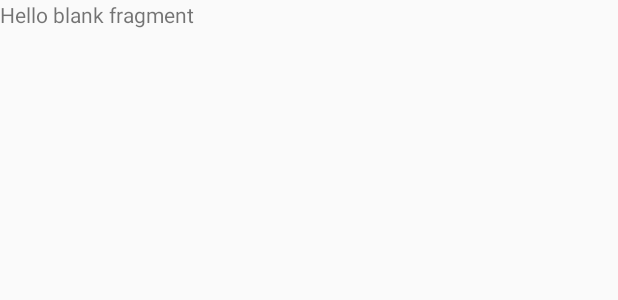
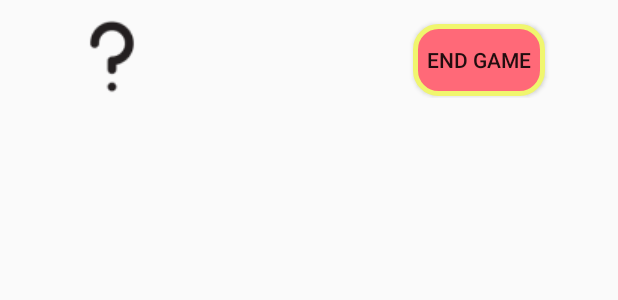
Before and after one commit to build-week-guess-who/Android, an Android app: the layout fragment_tweet_display.xml on its own in the app's theme, with its tools: preview values and no code run, on a phone screen of 412 x 824 dp. Shown: the top 300 px of the screen. Run offline under Robolectric (Android 15) with nearby library versions, the phone set to English and light mode, and no system bars.

Commit message:
added more boiler plate

```diff
--- a/app/src/main/res/layout/fragment_tweet_display.xml
+++ b/app/src/main/res/layout/fragment_tweet_display.xml
@@ -1,13 +1,36 @@
 <?xml version="1.0" encoding="utf-8"?>
-<FrameLayout xmlns:android="http://schemas.android.com/apk/res/android"
+<androidx.constraintlayout.widget.ConstraintLayout xmlns:android="http://schemas.android.com/apk/res/android"
     xmlns:tools="http://schemas.android.com/tools"
     android:layout_width="match_parent"
-    android:layout_height="match_parent"
+    android:layout_height="wrap_content"
+    android:padding="10dp"
+    xmlns:app="http://schemas.android.com/apk/res-auto"
     tools:context=".fragments.TweetDisplay">
 
-    <TextView
-        android:layout_width="match_parent"
-        android:layout_height="match_parent"
-        android:text="@string/hello_blank_fragment" />
+    <ImageView
+        android:id="@+id/instructions_launcher"
+        android:layout_width="wrap_content"
+        android:layout_height="wrap_content"
+        android:src="@drawable/question_mark_outline"
+        app:layout_constraintBottom_toBottomOf="parent"
+        app:layout_constraintEnd_toEndOf="parent"
+        app:layout_constraintHorizontal_bias="0.093"
+        app:layout_constraintStart_toStartOf="parent"
+        app:layout_constraintTop_toTopOf="parent"
+        app:layout_constraintVertical_bias="0.16" />
 
-</FrameLayout>
+    <Button
+        android:id="@+id/end_game"
+        android:layout_width="wrap_content"
+        android:layout_height="wrap_content"
+        android:background="@drawable/button_with_border"
+        android:text="@string/end_game"
+        android:textSize="14sp"
+        app:layout_constraintBottom_toBottomOf="parent"
+        app:layout_constraintEnd_toEndOf="parent"
+        app:layout_constraintHorizontal_bias="0.873"
+        app:layout_constraintStart_toStartOf="parent"
+        app:layout_constraintTop_toTopOf="parent"
+        app:layout_constraintVertical_bias="0.85" />
+
+</androidx.constraintlayout.widget.ConstraintLayout>
--- a/app/src/main/res/values/strings.xml
+++ b/app/src/main/res/values/strings.xml
@@ -5,4 +5,5 @@
     <string name="hello_blank_fragment">Hello blank fragment</string>
     <string name="title_activity_himan">Himan</string>
     <string name="i_got_it">I got it</string>
+    <string name="end_game">End game</string>
 </resources>
```
